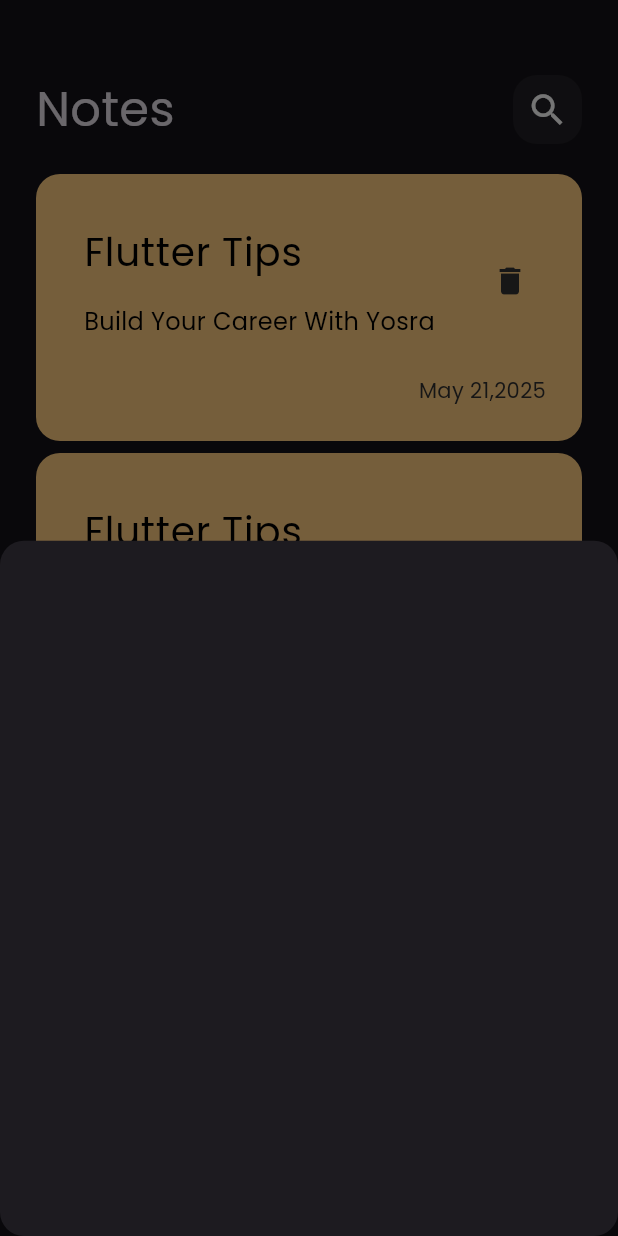
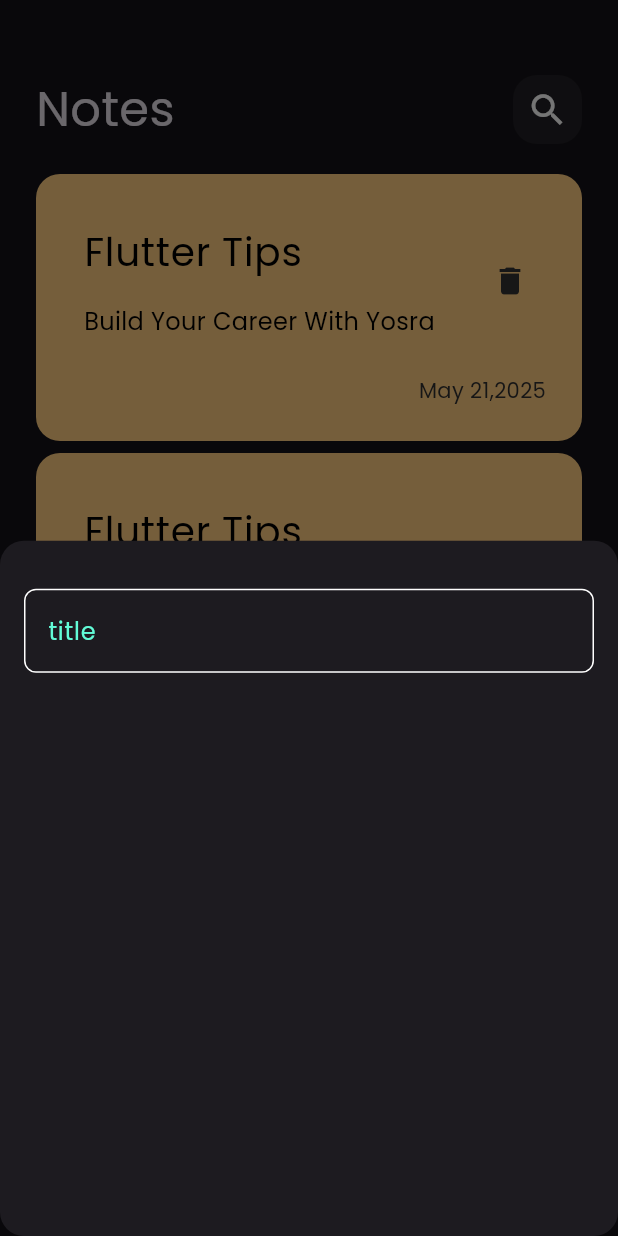
Before and after one commit to yosramohsen2-png/notes-app, a Flutter app: the screen it shows after launch, after a tap on the "add" icon, on a phone screen of 412 x 824 dp. Run offline on Flutter 3.47's test engine with Material 3 defaults, Android fonts, the phone set to English and light mode, and no system bars.

Commit message:
Create custom text field

```diff
--- /dev/null
+++ b/lib/costants.dart
@@ -0,0 +1,3 @@
+import 'package:flutter/material.dart';
+
+const KPrimaryColor = const Color(0xff62FCD7);
--- a/lib/widgets/add_note_buttom_sheet.dart
+++ b/lib/widgets/add_note_buttom_sheet.dart
@@ -1,10 +1,14 @@
 import 'package:flutter/material.dart';
+import 'package:note/widgets/custom_text_field.dart';
 
 class AddNoteButtomSheet extends StatelessWidget {
   const AddNoteButtomSheet({super.key});
 
   @override
   Widget build(BuildContext context) {
-    return Container();
+    return Padding(
+      padding: const EdgeInsets.symmetric(horizontal: 16),
+      child: Column(children: [SizedBox(height: 32), CustomTextField()]),
+    );
   }
 }
--- /dev/null
+++ b/lib/widgets/custom_text_field.dart
@@ -0,0 +1,27 @@
+import 'package:flutter/material.dart';
+import 'package:note/costants.dart';
+
+class CustomTextField extends StatelessWidget {
+  const CustomTextField({super.key});
+
+  @override
+  Widget build(BuildContext context) {
+    return TextField(
+      cursorColor: KPrimaryColor,
+      decoration: InputDecoration(
+        hintText: 'title',
+        hintStyle: TextStyle(color: KPrimaryColor),
+        border: buildborder(),
+        enabledBorder: buildborder(),
+        focusedBorder: buildborder(KPrimaryColor),
+      ),
+    );
+  }
+
+  OutlineInputBorder buildborder([color]) {
+    return OutlineInputBorder(
+      borderRadius: BorderRadius.circular(8),
+      borderSide: BorderSide(color: color ?? Colors.white),
+    );
+  }
+}
```
